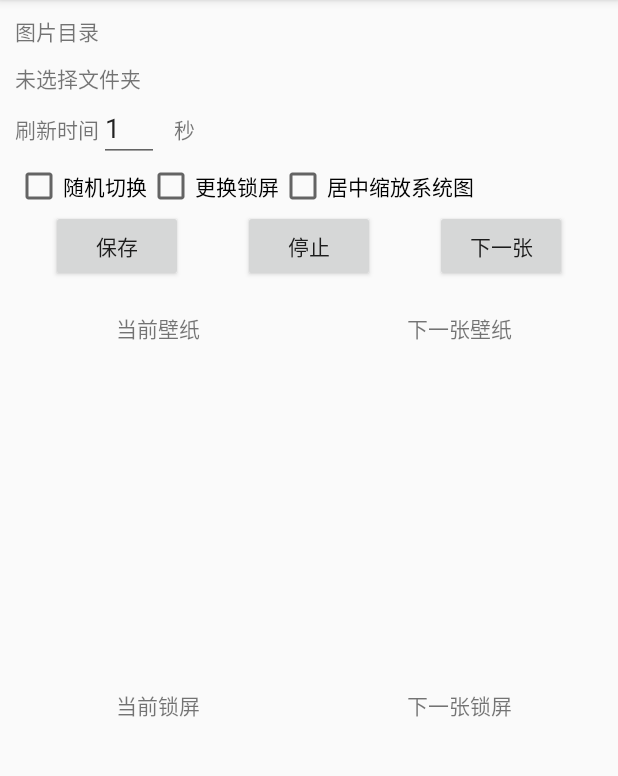
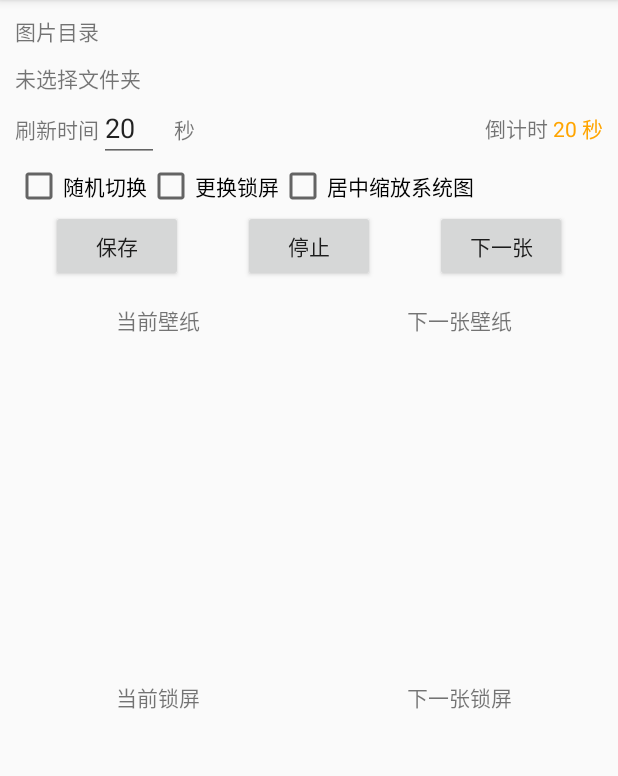
Before and after one commit to originalMemory/auto-wallpaper, an Android app: the screen it shows after launch (MainActivity), on a phone screen of 412 x 824 dp, the part 84-860 px from its top. Run offline under Robolectric (Android 15) with nearby library versions, the phone set to English and light mode, and no system bars; libraries missing offline, so code that uses them is left out: me.rosuh.filepicker.

Commit message:
ADD: 显示切换壁纸倒计时功能

```diff
--- a/app/src/main/res/layout/activity_main.xml
+++ b/app/src/main/res/layout/activity_main.xml
@@ -1,7 +1,7 @@
 <?xml version="1.0" encoding="utf-8"?>
-<LinearLayout
-    xmlns:android="http://schemas.android.com/apk/res/android"
+<androidx.constraintlayout.widget.ConstraintLayout xmlns:android="http://schemas.android.com/apk/res/android"
     xmlns:tools="http://schemas.android.com/tools"
+    xmlns:app="http://schemas.android.com/apk/res-auto"
     android:id="@+id/container"
     android:layout_width="match_parent"
     android:layout_height="match_parent"
@@ -15,6 +15,9 @@
     <TextView
         android:layout_width="wrap_content"
         android:layout_height="wrap_content"
+        app:layout_constraintStart_toStartOf="parent"
+        app:layout_constraintTop_toTopOf="parent"
+        android:id="@+id/imgDirHint"
         android:text="@string/img_dir" />
 
     <TextView
@@ -22,13 +25,18 @@
         android:layout_width="match_parent"
         android:layout_height="wrap_content"
         android:layout_marginTop="10dp"
+        app:layout_constraintStart_toStartOf="@id/imgDirHint"
+        app:layout_constraintTop_toBottomOf="@id/imgDirHint"
         android:ellipsize="end"
         android:maxLines="1"
         android:text="@string/wallpaper" />
 
     <LinearLayout
+        android:id="@+id/timeContainer"
         android:layout_width="wrap_content"
         android:layout_height="wrap_content"
+        app:layout_constraintTop_toBottomOf="@+id/imageFolderPathTextView"
+        app:layout_constraintStart_toStartOf="@id/imgDirHint"
         android:orientation="horizontal">
 
         <TextView
@@ -40,7 +48,9 @@
             android:id="@+id/timeIntervalEditText"
             android:layout_width="40dp"
             android:layout_height="wrap_content"
-            android:inputType="number" />
+            android:inputType="number"
+            android:importantForAutofill="no"
+            tools:ignore="LabelFor" />
 
         <TextView
             android:layout_width="wrap_content"
@@ -51,7 +61,34 @@
     </LinearLayout>
 
     <LinearLayout
+        android:layout_width="wrap_content"
+        app:layout_constraintEnd_toEndOf="parent"
+        app:layout_constraintTop_toTopOf="@id/timeContainer"
+        app:layout_constraintBottom_toBottomOf="@id/timeContainer"
+        android:layout_height="wrap_content" >
+        <TextView
+            android:layout_width="wrap_content"
+            android:layout_height="wrap_content"
+            android:text="@string/countdown_hint" />
+
+        <View
+            android:layout_width="3dp"
+            android:layout_height="1dp" />
+
+        <TextView
+            android:layout_width="wrap_content"
+            android:layout_height="wrap_content"
+            android:textColor="#FFA500"
+            tools:text="60s"
+            android:id="@+id/countdownTextView" />
+
+    </LinearLayout>
+
+    <LinearLayout
         android:layout_width="match_parent"
+        android:id="@+id/checkboxContainer"
+        app:layout_constraintTop_toBottomOf="@id/timeContainer"
+        app:layout_constraintStart_toStartOf="@id/imgDirHint"
         android:layout_height="wrap_content">
 
         <CheckBox
@@ -78,6 +115,9 @@
         android:layout_width="match_parent"
         android:layout_height="wrap_content"
         android:layout_marginBottom="10dp"
+        android:id="@+id/buttonContainer"
+        app:layout_constraintTop_toBottomOf="@id/checkboxContainer"
+        app:layout_constraintStart_toStartOf="@id/imgDirHint"
         android:gravity="center"
         android:orientation="horizontal">
 
@@ -116,7 +156,12 @@
 
     <ScrollView
         android:layout_width="match_parent"
-        android:layout_height="match_parent">
+        android:id="@+id/scrollView"
+        app:layout_constraintTop_toBottomOf="@id/checkboxContainer"
+        app:layout_constraintStart_toStartOf="@id/imgDirHint"
+        app:layout_constraintBottom_toBottomOf="parent"
+        app:layout_constraintEnd_toEndOf="parent"
+        android:layout_height="wrap_content">
 
         <LinearLayout
             android:layout_width="match_parent"
@@ -147,7 +192,7 @@
                         android:layout_gravity="center_horizontal"
                         android:layout_marginVertical="5dp"
                         android:ellipsize="end"
-                        android:maxLines="2"
+                        android:maxLines="3"
                         tools:text="[0/1]xxx.jpg"
                         android:textAlignment="center" />
 
@@ -184,7 +229,7 @@
                         tools:text="[0/1]xxx.jpg"
                         android:layout_marginVertical="5dp"
                         android:ellipsize="end"
-                        android:maxLines="2"
+                        android:maxLines="3"
                         android:textAlignment="center" />
 
                     <ImageView
@@ -224,7 +269,7 @@
                         tools:text="[0/1]xxx.jpg"
                         android:layout_marginVertical="5dp"
                         android:ellipsize="end"
-                        android:maxLines="2"
+                        android:maxLines="3"
                         android:textAlignment="center" />
 
                     <ImageView
@@ -260,7 +305,7 @@
                         android:layout_gravity="center_horizontal"
                         android:layout_marginVertical="5dp"
                         android:ellipsize="end"
-                        android:maxLines="2"
+                        android:maxLines="3"
                         android:textAlignment="center" />
 
                     <ImageView
@@ -280,4 +325,4 @@
     </ScrollView>
 
 
-</LinearLayout>
+</androidx.constraintlayout.widget.ConstraintLayout>
--- a/app/src/main/res/values/strings.xml
+++ b/app/src/main/res/values/strings.xml
@@ -17,4 +17,5 @@
     <string name="next_system">下一张壁纸</string>
     <string name="cur_lockscreen">当前锁屏</string>
     <string name="next_lockscreen">下一张锁屏</string>
+    <string name="countdown_hint">倒计时</string>
 </resources>
```
Also changed, not shown: app/src/main/java/com/example/autowallpaper/AutoWallpaperService.kt (+44 -29 lines), app/src/main/java/com/example/autowallpaper/MainActivity.kt (+18 -4 lines).
